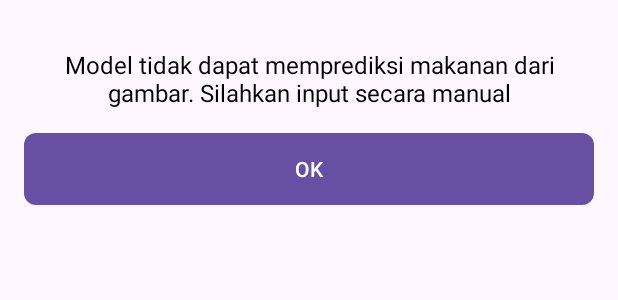
After one commit to raytqr/FitFoood, an Android app: the layout dialog_no_prediction.xml on its own in the app's theme, with its tools: preview values and no code run, on a phone screen of 412 x 824 dp. The commit adds this screen. Shown: the top 300 px of the screen. Run offline under Robolectric (Android 15) with nearby library versions, the phone set to English and light mode, and no system bars.

```diff
--- a/app/src/main/java/com/example/fitfoood/view/foodchecker/CameraActivity.kt
+++ b/app/src/main/java/com/example/fitfoood/view/foodchecker/CameraActivity.kt
@@ -175,7 +175,11 @@ class CameraActivity : AppCompatActivity() {
             model.close()
 
             val intent = Intent(this, ListFoodActivity::class.java)
-            intent.putStringArrayListExtra("resultLabels", ArrayList(resultLabels))
+            if (resultLabels.isEmpty()) {
+                intent.putExtra("noPrediction", true)
+            } else {
+                intent.putStringArrayListExtra("resultLabels", ArrayList(resultLabels))
+            }
             startActivity(intent)
         } catch (e: IOException) {
             e.printStackTrace()
--- /dev/null
+++ b/app/src/main/res/layout/dialog_no_prediction.xml
@@ -0,0 +1,34 @@
+<?xml version="1.0" encoding="utf-8"?>
+<androidx.constraintlayout.widget.ConstraintLayout xmlns:android="http://schemas.android.com/apk/res/android"
+    xmlns:app="http://schemas.android.com/apk/res-auto"
+    android:layout_width="match_parent"
+    android:layout_height="match_parent"
+    android:padding="16dp">
+
+    <TextView
+        android:id="@+id/textNoPrediction"
+        android:layout_width="wrap_content"
+        android:layout_height="wrap_content"
+        android:text="Model tidak dapat memprediksi makanan dari gambar. Silahkan input secara manual"
+        android:textSize="16sp"
+        android:textColor="@android:color/black"
+        android:layout_marginTop="16dp"
+        app:layout_constraintTop_toTopOf="parent"
+        app:layout_constraintBottom_toTopOf="@+id/btnOK"
+        app:layout_constraintStart_toStartOf="parent"
+        app:layout_constraintEnd_toEndOf="parent"
+        android:gravity="center"/>
+
+    <Button
+        android:id="@+id/btnOK"
+        android:layout_width="match_parent"
+        android:layout_height="wrap_content"
+        android:text="OK"
+        android:background="@drawable/button_background"
+        android:textColor="@android:color/white"
+        android:layout_marginTop="16dp"
+        app:layout_constraintTop_toBottomOf="@+id/textNoPrediction"
+        app:layout_constraintStart_toStartOf="parent"
+        app:layout_constraintEnd_toEndOf="parent" />
+
+</androidx.constraintlayout.widget.ConstraintLayout>
```
Also changed, not shown: app/src/main/java/com/example/fitfoood/view/foodchecker/ListFoodActivity.kt (+22 -4 lines), app/src/main/java/com/example/fitfoood/view/foodchecker/SearchFoodActivity.kt (+24 -2 lines), app/src/main/res/layout/activity_search_food.xml (+20 -9 lines).
